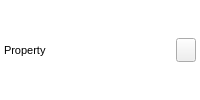
Qt form styleeditor/panels/stylepropertyrow.ui (daonvshu/qt-animated-widgets) before a commit.
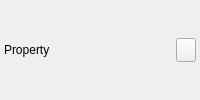
The same form after that commit. Icons and pictures are not drawn. Custom widgets are drawn as their Qt base class.

Commit message: fix: refine widget rendering and numeric style editors

```diff
--- a/styleeditor/panels/stylepropertyrow.ui
+++ b/styleeditor/panels/stylepropertyrow.ui
@@ -13,7 +13,9 @@
 }
 
 #StylePropertyRow animatedwidgets--LineEdit[compactPropertyEditor=&quot;true&quot;],
-#StylePropertyRow animatedwidgets--ComboBox[compactPropertyEditor=&quot;true&quot;] {
+#StylePropertyRow animatedwidgets--ComboBox[compactPropertyEditor=&quot;true&quot;],
+#StylePropertyRow animatedwidgets--SpinBox[compactPropertyEditor=&quot;true&quot;],
+#StylePropertyRow animatedwidgets--DoubleSpinBox[compactPropertyEditor=&quot;true&quot;] {
     min-height: 22px;
     max-height: 24px;
     min-width: 0px;
@@ -22,6 +24,11 @@
     qproperty-contentPadding: 5;
 }
 
+#StylePropertyRow animatedwidgets--SpinBox[compactPropertyEditor=&quot;true&quot;] &gt; QLineEdit,
+#StylePropertyRow animatedwidgets--DoubleSpinBox[compactPropertyEditor=&quot;true&quot;] &gt; QLineEdit {
+    font-size: 11px;
+}
+
 #StylePropertyRow animatedwidgets--LineEdit[compactPropertyEditor=&quot;true&quot;] {
     background: transparent;
     border: none;
```
The commit also changes 32 other files.
